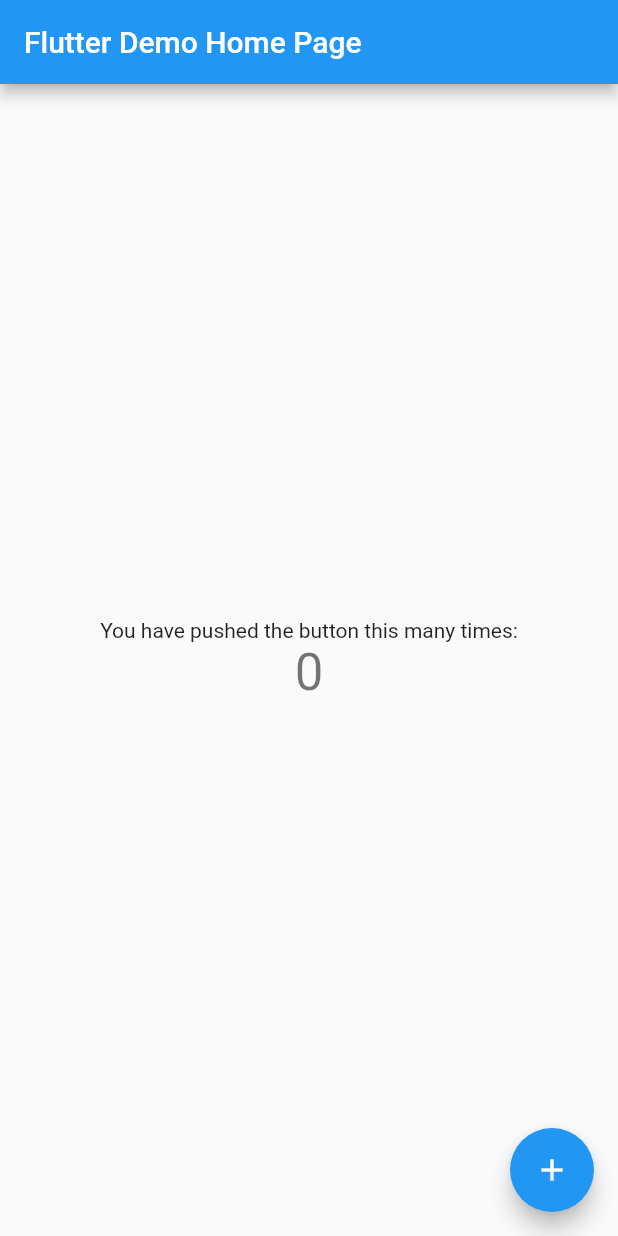
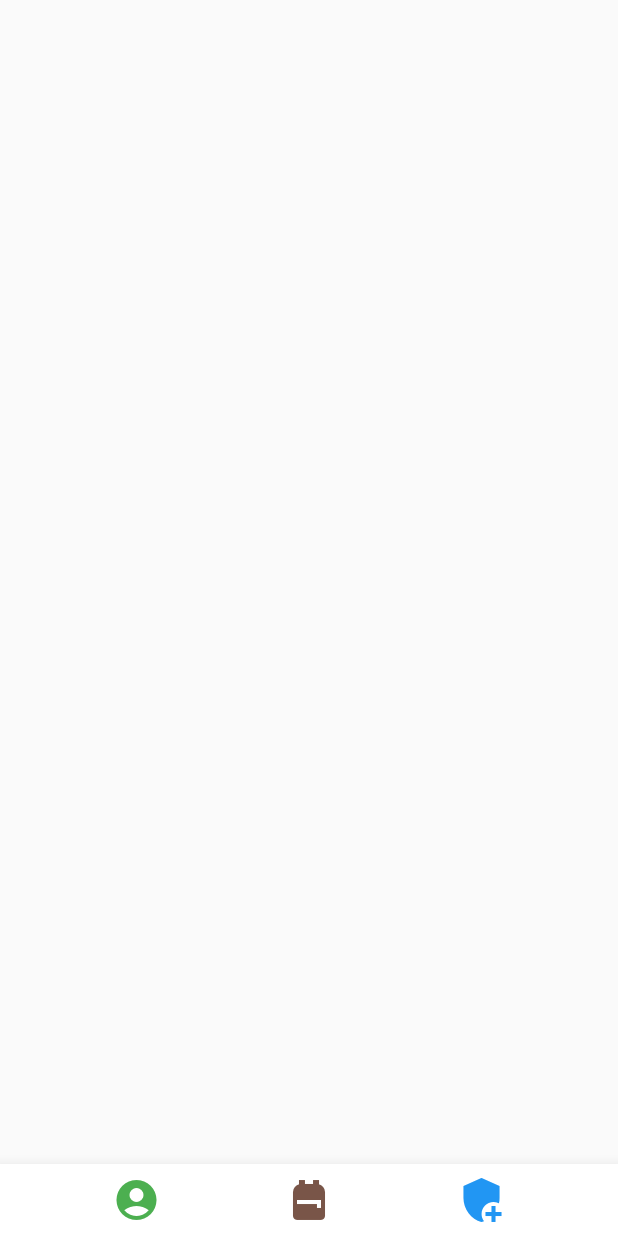
Before and after one commit to medmene/smart_notes, a Flutter app: the screen it shows after launch, on a phone screen of 412 x 824 dp. Run offline on Flutter 3.47's test engine with Material 2 defaults, Android fonts, the phone set to English and light mode, and no system bars.

Commit message:
added navigation icons to main page

```diff
--- a/lib/main.dart
+++ b/lib/main.dart
@@ -1,65 +1,65 @@
 import 'package:flutter/material.dart';
 
 void main() {
-  runApp(MyApp());
+  runApp(TabBarDemo());
 }
 
-class MyApp extends StatelessWidget {
+class TabBarDemo extends StatelessWidget {
   @override
   Widget build(BuildContext context) {
     return MaterialApp(
-      title: 'Flutter Demo',
-      theme: ThemeData(
-        primarySwatch: Colors.blue,
-        visualDensity: VisualDensity.adaptivePlatformDensity,
-      ),
-      home: MyHomePage(title: 'Flutter Demo Home Page'),
-    );
+        debugShowCheckedModeBanner: false,
+        home: DefaultTabController(
+            length: 3,
+            child: Scaffold(
+              bottomNavigationBar: BottomAppBar(
+                child: Row(
+                  children: [
+                    Spacer(),
+                    IconButton(
+                        color: Colors.green,
+                        iconSize: 32,
+                        icon: Icon(Icons.account_circle),
+                        onPressed: () {}),
+                    Spacer(),
+                    IconButton(
+                        color: Colors.brown,
+                        iconSize: 32,
+                        icon: Icon(Icons.backpack),
+                        onPressed: () {}),
+                    Spacer(),
+                    IconButton(
+                        color: Colors.blue,
+                        iconSize: 32,
+                        icon: Icon(Icons.add_moderator),
+                        onPressed: () {}),
+                    Spacer(),
+                  ],
+                ),
+              ),
+              floatingActionButtonLocation:
+                  FloatingActionButtonLocation.centerDocked,
+            )));
   }
 }
 
-class MyHomePage extends StatefulWidget {
-  MyHomePage({Key key, this.title}) : super(key: key);
-  final String title;
-
-  @override
-  _MyHomePageState createState() => _MyHomePageState();
-}
-
-class _MyHomePageState extends State<MyHomePage> {
-  int _counter = 0;
-
-  void _incrementCounter() {
-    setState(() {
-      _counter++;
-    });
-  }
-
-  @override
-  Widget build(BuildContext context) {
-    return Scaffold(
-      appBar: AppBar(
-        title: Text(widget.title),
-      ),
-      body: Center(
-        child: Column(
-          mainAxisAlignment: MainAxisAlignment.center,
-          children: <Widget>[
-            Text(
-              'You have pushed the button this many times:',
-            ),
-            Text(
-              '$_counter',
-              style: Theme.of(context).textTheme.headline4,
-            ),
-          ],
-        ),
-      ),
-      floatingActionButton: FloatingActionButton(
-        onPressed: _incrementCounter,
-        tooltip: 'Increment',
-        child: Icon(Icons.add),
-      ),
-    );
-  }
-}
+// Scaffold(
+//           appBar: AppBar(
+//             bottom: TabBar(
+//               tabs: [
+//                 Tab(icon: Icon(Icons.directions_car)),
+//                 Tab(icon: Icon(Icons.directions_transit)),
+//                 Tab(icon: Icon(Icons.directions_bike)),
+//               ],
+//             ),
+//             title: Text('Tabs Demo'),
+//           ),
+//           body: TabBarView(
+//             children: [
+//               Icon(Icons.directions_car),
+//               Icon(Icons.directions_transit),
+//               Icon(Icons.directions_bike),
+//             ],
+//           ),
+//         ),
+//       ),
```
